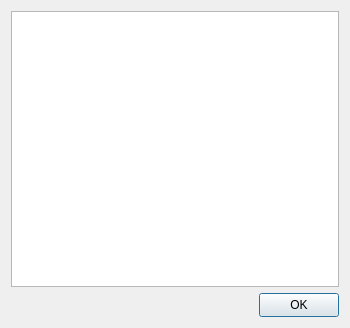
Above: cdonation.ui from PavelMr/skytechx before the change. Below: the same form after it.
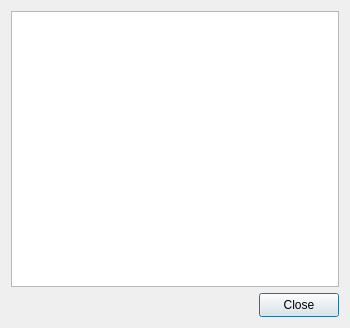
That is the form after the change. Icons and pictures are not drawn.

```diff
--- a/cdonation.ui
+++ b/cdonation.ui
@@ -101,7 +101,7 @@
         </size>
        </property>
        <property name="text">
-        <string>OK</string>
+        <string>Close</string>
        </property>
        <property name="default">
         <bool>true</bool>
```
